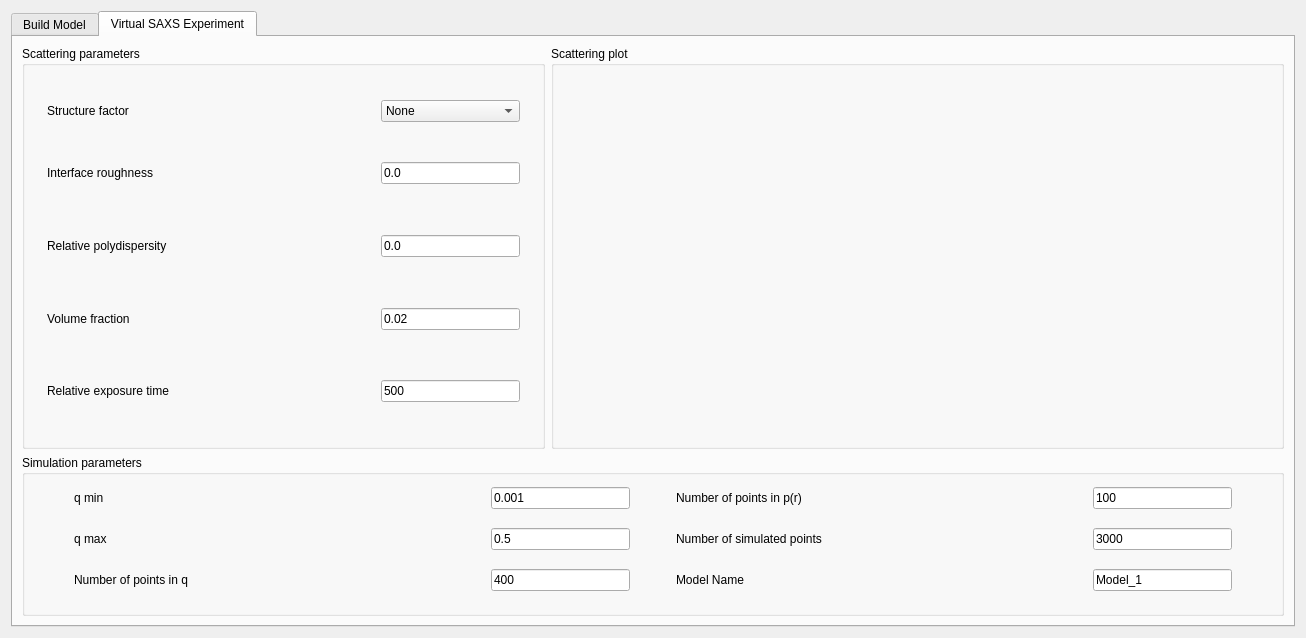
Old version of the form src/sas/qtgui/Calculators/Shape2SAS/UI/DesignWindowUI.ui in the repository SasView/sasview.
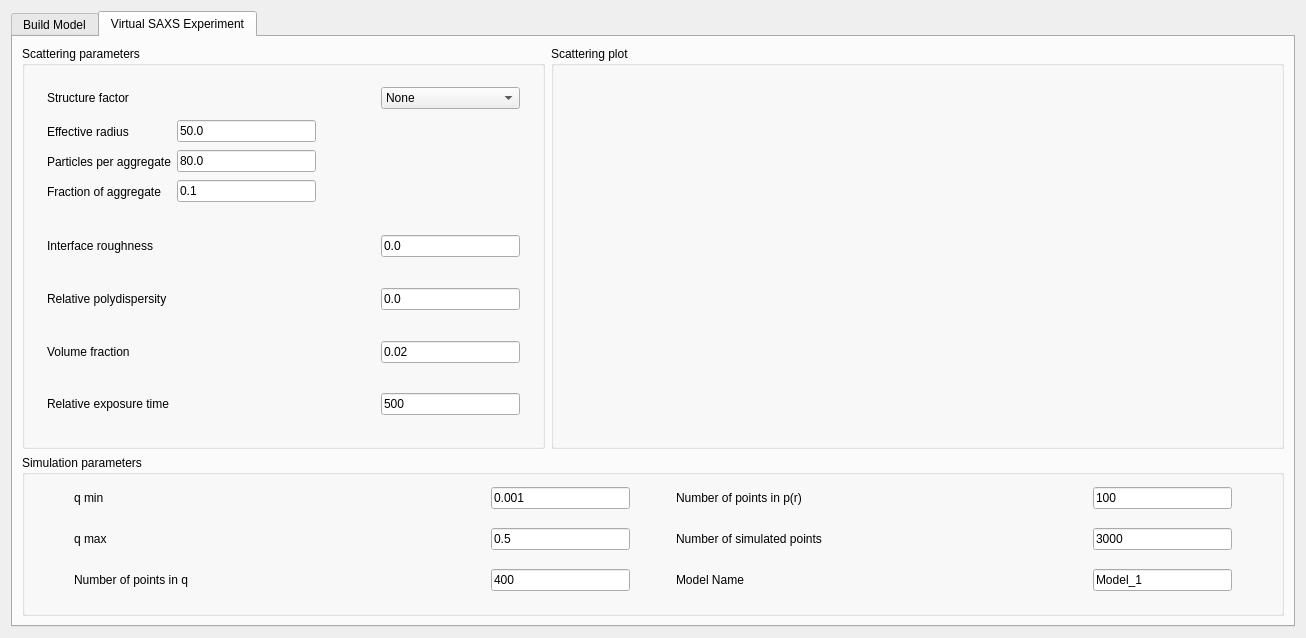
New version of the form. The open tabs and pages were chosen to show the change.

Commit message:
Revert "Replace fixed sized spacers from Shape2SAS SAXS window and replace them with expanding sections"
This reverts commit 6ff91f19a48f441d12c39415c6f725f0ac76bb8a.

Patch:
```diff
--- a/src/sas/qtgui/Calculators/Shape2SAS/UI/DesignWindowUI.ui
+++ b/src/sas/qtgui/Calculators/Shape2SAS/UI/DesignWindowUI.ui
@@ -51,9 +51,6 @@
            <layout class="QGridLayout" name="gridLayout_6">
             <item row="0" column="1">
              <spacer name="verticalSpacer_9">
-              <property name="orientation">
-               <enum>Qt::Vertical</enum>
-              </property>
               <property name="sizeHint" stdset="0">
                <size>
                 <width>20</width>
@@ -64,9 +61,6 @@
             </item>
             <item row="4" column="1">
              <spacer name="verticalSpacer_8">
-              <property name="orientation">
-               <enum>Qt::Vertical</enum>
-              </property>
               <property name="sizeHint" stdset="0">
                <size>
                 <width>20</width>
@@ -77,9 +71,6 @@
             </item>
             <item row="2" column="1">
              <spacer name="verticalSpacer_7">
-              <property name="orientation">
-               <enum>Qt::Vertical</enum>
-              </property>
               <property name="sizeHint" stdset="0">
                <size>
                 <width>20</width>
@@ -396,9 +387,6 @@
             </item>
             <item row="1" column="4">
              <spacer name="horizontalSpacer_7">
-              <property name="orientation">
-               <enum>Qt::Vertical</enum>
-              </property>
               <property name="sizeHint" stdset="0">
                <size>
                 <width>40</width>
@@ -409,9 +397,6 @@
             </item>
             <item row="1" column="0">
              <spacer name="horizontalSpacer">
-              <property name="orientation">
-               <enum>Qt::Vertical</enum>
-              </property>
               <property name="sizeHint" stdset="0">
                <size>
                 <width>40</width>
@@ -422,9 +407,6 @@
             </item>
             <item row="1" column="2">
              <spacer name="horizontalSpacer_5">
-              <property name="orientation">
-               <enum>Qt::Vertical</enum>
-              </property>
               <property name="sizeHint" stdset="0">
                <size>
                 <width>40</width>
@@ -435,9 +417,6 @@
             </item>
             <item row="6" column="1">
              <spacer name="verticalSpacer_10">
-              <property name="orientation">
-               <enum>Qt::Vertical</enum>
-              </property>
               <property name="sizeHint" stdset="0">
                <size>
                 <width>20</width>
@@ -465,11 +444,18 @@
          <layout class="QGridLayout" name="gridLayout_3">
           <item row="0" column="0">
            <layout class="QGridLayout" name="gridLayout_4">
-            <item row="0" column="2">
-             <spacer name="horizontalSpacer_12">
-              <property name="orientation">
-               <enum>Qt::Vertical</enum>
+            <item row="11" column="1">
+             <spacer name="verticalSpacer">
+              <property name="sizeHint" stdset="0">
+               <size>
+                <width>20</width>
+                <height>20</height>
+               </size>
               </property>
+             </spacer>
+            </item>
+            <item row="0" column="0">
+             <spacer name="horizontalSpacer_11">
               <property name="sizeHint" stdset="0">
                <size>
                 <width>13</width>
@@ -478,224 +464,6 @@
               </property>
              </spacer>
             </item>
-            <item row="3" column="1">
-             <layout class="QHBoxLayout" name="horizontalLayout_2" stretch="2,1,0">
-              <property name="spacing">
-               <number>0</number>
-              </property>
-              <property name="leftMargin">
-               <number>0</number>
-              </property>
-              <property name="topMargin">
-               <number>10</number>
-              </property>
-              <property name="bottomMargin">
-               <number>10</number>
-              </property>
-              <item>
-               <widget class="QLabel" name="label_12">
-                <property name="sizePolicy">
-                 <sizepolicy hsizetype="Preferred" vsizetype="Preferred">
-                  <horstretch>0</horstretch>
-                  <verstretch>0</verstretch>
-                 </sizepolicy>
-                </property>
-                <property name="text">
-                 <string>Interface roughness</string>
-                </property>
-               </widget>
-              </item>
-              <item>
-               <widget class="QLineEdit" name="interfaceRoughness">
-                <property name="sizePolicy">
-                 <sizepolicy hsizetype="Fixed" vsizetype="Fixed">
-                  <horstretch>0</horstretch>
-                  <verstretch>0</verstretch>
-                 </sizepolicy>
-                </property>
-                <property name="minimumSize">
-                 <size>
-                  <width>139</width>
-                  <height>22</height>
-                 </size>
-                </property>
-                <property name="maximumSize">
-                 <size>
-                  <width>139</width>
-                  <height>22</height>
-                 </size>
-                </property>
-                <property name="toolTip">
-                 <string>Interface roughness for non-sharp edges between subunits. Min: 0.0 (no roughness), max: 15.0</string>
-                </property>
-                <property name="text">
-                 <string>0.0</string>
-                </property>
-               </widget>
-              </item>
-              <item>
-               <spacer name="horizontalSpacer_4">
-                <property name="orientation">
-                 <enum>Qt::Vertical</enum>
-                </property>
-                <property name="sizeHint" stdset="0">
-                 <size>
-                  <width>0</width>
-                  <height>20</height>
-                 </size>
-                </property>
-               </spacer>
-              </item>
-             </layout>
-            </item>
-            <item row="2" column="1">
-             <spacer name="verticalSpacer_3">
-              <property name="orientation">
-               <enum>Qt::Vertical</enum>
-              </property>
-              <property name="sizeHint" stdset="0">
-               <size>
-                <width>266</width>
-                <height>13</height>
-               </size>
-              </property>
-             </spacer>
-            </item>
-            <item row="8" column="1">
-             <spacer name="verticalSpacer_6">
-              <property name="orientation">
-               <enum>Qt::Vertical</enum>
-              </property>
-              <property name="sizeHint" stdset="0">
-               <size>
-                <width>266</width>
-                <height>13</height>
-               </size>
-              </property>
-             </spacer>
-            </item>
-            <item row="5" column="1">
-             <layout class="QHBoxLayout" name="horizontalLayout_3" stretch="2,1,0">
-              <property name="topMargin">
-               <number>10</number>
-              </property>
-              <property name="bottomMargin">
-               <number>10</number>
-              </property>
-              <item>
-               <widget class="QLabel" name="label_14">
-                <property name="sizePolicy">
-                 <sizepolicy hsizetype="Preferred" vsizetype="Preferred">
-                  <horstretch>0</horstretch>
-                  <verstretch>0</verstretch>
-                 </sizepolicy>
-                </property>
-                <property name="text">
-                 <string>Relative polydispersity</string>
-                </property>
-               </widget>
-              </item>
-              <item>
-               <widget class="QLineEdit" name="polydispersity">
-                <property name="sizePolicy">
-                 <sizepolicy hsizetype="Fixed" vsizetype="Fixed">
-                  <horstretch>0</horstretch>
-                  <verstretch>0</verstretch>
-                 </sizepolicy>
-                </property>
-                <property name="minimumSize">
-                 <size>
-                  <width>139</width>
-                  <height>22</height>
-                 </size>
-                </property>
-                <property name="maximumSize">
-                 <size>
-                  <width>139</width>
-                  <height>22</height>
-                 </size>
-                </property>
-                <property name="toolTip">
-                 <string>Relative polydispersity. Min: 0.0 (monodisperse), max: 0.3</string>
-                </property>
-                <property name="text">
-                 <string>0.0</string>
-                </property>
-               </widget>
-              </item>
-              <item>
-               <spacer name="horizontalSpacer_6">
-                <property name="orientation">
-                 <enum>Qt::Vertical</enum>
-                </property>
-                <property name="sizeHint" stdset="0">
-                 <size>
-                  <width>0</width>
-                  <height>20</height>
-                 </size>
-                </property>
-               </spacer>
-              </item>
-             </layout>
-            </item>
-            <item row="9" column="1">
-             <layout class="QHBoxLayout" name="horizontalLayout_5" stretch="2,1,0">
-              <property name="topMargin">
-               <number>10</number>
-              </property>
-              <property name="bottomMargin">
-               <number>10</number>
-              </property>
-              <item>
-               <widget class="QLabel" name="label_9">
-                <property name="text">
-                 <string>Relative exposure time</string>
-                </property>
-               </widget>
-              </item>
-              <item>
-               <widget class="QLineEdit" name="exposureTime">
-                <property name="sizePolicy">
-                 <sizepolicy hsizetype="Fixed" vsizetype="Fixed">
-                  <horstretch>0</horstretch>
-                  <verstretch>0</verstretch>
-                 </sizepolicy>
-                </property>
-                <property name="minimumSize">
-                 <size>
-                  <width>139</width>
-                  <height>22</height>
-                 </size>
-                </property>
-                <property name="maximumSize">
-                 <size>
-                  <width>139</width>
-                  <height>22</height>
-                 </size>
-                </property>
-                <property name="toolTip">
-                 <string>&lt;html&gt;&lt;head/&gt;&lt;body&gt;&lt;p&gt;The exposure time is normalised out in the simulated intensity, but it will affect the noise level of data.&lt;/p&gt;&lt;p&gt;Typical values when using default model parameters: synchrotron SAXS: 100-500, home-source SAXS: 10-50.&lt;/p&gt;&lt;/body&gt;&lt;/html&gt;</string>
-                </property>
-                <property name="text">
-                 <string>500</string>
-                </property>
-               </widget>
-              </item>
-              <item>
-               <spacer name="horizontalSpacer_10">
-                <property name="orientation">
-                 <enum>Qt::Vertical</enum>
-                </property>
-                <property name="sizeHint" stdset="0">
-                 <size>
-                  <width>0</width>
-                  <height>20</height>
-                 </size>
-                </property>
-               </spacer>
-              </item>
-             </layout>
-            </item>
             <item row="1" column="1">
              <layout class="QHBoxLayout" name="horizontalLayout" stretch="2,1">
               <property name="spacing">
@@ -764,9 +532,6 @@
             </item>
             <item row="0" column="1">
              <spacer name="verticalSpacer_2">
-              <property name="orientation">
-               <enum>Qt::Vertical</enum>
-              </property>
               <property name="sizeHint" stdset="0">
                <size>
                 <width>20</width>
@@ -775,33 +540,17 @@
               </property>
              </spacer>
             </item>
-            <item row="4" column="1">
-             <spacer name="verticalSpacer_4">
-              <property name="orientation">
-               <enum>Qt::Vertical</enum>
-              </property>
-              <property name="sizeHint" stdset="0">
-               <size>
-                <width>266</width>
-                <height>13</height>
-               </size>
-              </property>
-             </spacer>
-            </item>
-            <item row="0" column="0">
-             <spacer name="horizontalSpacer_11">
-              <property name="orientation">
-               <enum>Qt::Vertical</enum>
-              </property>
-              <property name="sizeHint" stdset="0">
-               <size>
-                <width>13</width>
-                <height>17</height>
-               </size>
-              </property>
-             </spacer>
-            </item>
             <item row="7" column="1">
+             <spacer name="verticalSpacer_5">
+              <property name="sizeHint" stdset="0">
+               <size>
+                <width>266</width>
+                <height>13</height>
+               </size>
+              </property>
+             </spacer>
+            </item>
+            <item row="8" column="1">
              <layout class="QHBoxLayout" name="horizontalLayout_4" stretch="2,1,0">
               <property name="topMargin">
                <number>10</number>
@@ -846,9 +595,6 @@
               </item>
               <item>
                <spacer name="horizontalSpacer_8">
-                <property name="orientation">
-                 <enum>Qt::Vertical</enum>
-                </property>
                 <property name="sizeHint" stdset="0">
                  <size>
                   <width>0</width>
@@ -859,24 +605,509 @@
               </item>
              </layout>
             </item>
+            <item row="0" column="2">
+             <spacer name="horizontalSpacer_12">
+              <property name="sizeHint" stdset="0">
+               <size>
+                <width>13</width>
+                <height>17</height>
+               </size>
+              </property>
+             </spacer>
+            </item>
             <item row="10" column="1">
-             <spacer name="verticalSpacer">
-              <property name="orientation">
-               <enum>Qt::Vertical</enum>
+             <layout class="QHBoxLayout" name="horizontalLayout_5" stretch="2,1,0">
+              <property name="topMargin">
+               <number>10</number>
               </property>
+              <property name="bottomMargin">
+               <number>10</number>
+              </property>
+              <item>
+               <widget class="QLabel" name="label_9">
+                <property name="text">
+                 <string>Relative exposure time</string>
+                </property>
+               </widget>
+              </item>
+              <item>
+               <widget class="QLineEdit" name="exposureTime">
+                <property name="sizePolicy">
+                 <sizepolicy hsizetype="Fixed" vsizetype="Fixed">
+                  <horstretch>0</horstretch>
+                  <verstretch>0</verstretch>
+                 </sizepolicy>
+                </property>
+                <property name="minimumSize">
+                 <size>
+                  <width>139</width>
+                  <height>22</height>
+                 </size>
+                </property>
+                <property name="maximumSize">
+                 <size>
+                  <width>139</width>
+                  <height>22</height>
+                 </size>
+                </property>
+                <property name="toolTip">
+                 <string>&lt;html&gt;&lt;head/&gt;&lt;body&gt;&lt;p&gt;The exposure time is normalised out in the simulated intensity, but it will affect the noise level of data.&lt;/p&gt;&lt;p&gt;Typical values when using default model parameters: synchrotron SAXS: 100-500, home-source SAXS: 10-50.&lt;/p&gt;&lt;/body&gt;&lt;/html&gt;</string>
+                </property>
+                <property name="text">
+                 <string>500</string>
+                </property>
+               </widget>
+              </item>
+              <item>
+               <spacer name="horizontalSpacer_10">
+                <property name="sizeHint" stdset="0">
+                 <size>
+                  <width>0</width>
+                  <height>20</height>
+                 </size>
+                </property>
+               </spacer>
+              </item>
+             </layout>
+            </item>
+            <item row="3" column="1">
+             <spacer name="verticalSpacer_3">
               <property name="sizeHint" stdset="0">
                <size>
-                <width>20</width>
-                <height>20</height>
+                <width>266</width>
+                <height>13</height>
                </size>
               </property>
              </spacer>
             </item>
+            <item row="4" column="1">
+             <layout class="QHBoxLayout" name="horizontalLayout_2" stretch="2,1,0">
+              <property name="spacing">
+               <number>0</number>
+              </property>
+              <property name="leftMargin">
+               <number>0</number>
+              </property>
+              <property name="topMargin">
+               <number>10</number>
+              </property>
+              <property name="bottomMargin">
+               <number>10</number>
+              </property>
+              <item>
+               <widget class="QLabel" name="label_12">
+                <property name="sizePolicy">
+                 <sizepolicy hsizetype="Preferred" vsizetype="Preferred">
+                  <horstretch>0</horstretch>
+                  <verstretch>0</verstretch>
+                 </sizepolicy>
+                </property>
+                <property name="text">
+                 <string>Interface roughness</string>
+                </property>
+               </widget>
+              </item>
+              <item>
+               <widget class="QLineEdit" name="interfaceRoughness">
+                <property name="sizePolicy">
+                 <sizepolicy hsizetype="Fixed" vsizetype="Fixed">
+                  <horstretch>0</horstretch>
+                  <verstretch>0</verstretch>
+                 </sizepolicy>
+                </property>
+                <property name="minimumSize">
+                 <size>
+                  <width>139</width>
+                  <height>22</height>
+                 </size>
+                </property>
+                <property name="maximumSize">
+                 <size>
+                  <width>139</width>
+                  <height>22</height>
+                 </size>
+                </property>
+                <property name="toolTip">
+                 <string>Interface roughness for non-sharp edges between subunits. Min: 0.0 (no roughness), max: 15.0</string>
+                </property>
+                <property name="text">
+                 <string>0.0</string>
+                </property>
+               </widget>
+              </item>
+              <item>
+               <spacer name="horizontalSpacer_4">
+                <property name="sizeHint" stdset="0">
+                 <size>
+                  <width>0</width>
+                  <height>20</height>
+                 </size>
+                </property>
+               </spacer>
+              </item>
+             </layout>
+            </item>
             <item row="6" column="1">
-             <spacer name="verticalSpacer_5">
-              <property name="orientation">
-               <enum>Qt::Vertical</enum>
+             <layout class="QHBoxLayout" name="horizontalLayout_3" stretch="2,1,0">
+              <property name="topMargin">
+               <number>10</number>
               </property>
+              <property name="bottomMargin">
+               <number>10</number>
+              </property>
+              <item>
+               <widget class="QLabel" name="label_14">
+                <property name="sizePolicy">
+                 <sizepolicy hsizetype="Preferred" vsizetype="Preferred">
+                  <horstretch>0</horstretch>
+                  <verstretch>0</verstretch>
+                 </sizepolicy>
+                </property>
+                <property name="text">
+                 <string>Relative polydispersity</string>
+                </property>
+               </widget>
+              </item>
+              <item>
+               <widget class="QLineEdit" name="polydispersity">
+                <property name="sizePolicy">
+                 <sizepolicy hsizetype="Fixed" vsizetype="Fixed">
+                  <horstretch>0</horstretch>
+                  <verstretch>0</verstretch>
+                 </sizepolicy>
+                </property>
+                <property name="minimumSize">
+                 <size>
+                  <width>139</width>
+                  <height>22</height>
+                 </size>
+                </property>
+                <property name="maximumSize">
+                 <size>
+                  <width>139</width>
+                  <height>22</height>
+                 </size>
+                </property>
+                <property name="toolTip">
+                 <string>Relative polydispersity. Min: 0.0 (monodisperse), max: 0.3</string>
+                </property>
+                <property name="text">
+                 <string>0.0</string>
+                </property>
+               </widget>
+              </item>
+              <item>
+               <spacer name="horizontalSpacer_6">
+                <property name="sizeHint" stdset="0">
+                 <size>
+                  <width>0</width>
+                  <height>20</height>
+                 </size>
+                </property>
+               </spacer>
+              </item>
+             </layout>
+            </item>
+            <item row="2" column="1">
+             <widget class="QStackedWidget" name="stackedWidget">
+              <property name="minimumSize">
+               <size>
+                <width>0</width>
+                <height>100</height>
+               </size>
+              </property>
+              <property name="maximumSize">
+               <size>
+                <width>160000</width>
+                <height>100</height>
+               </size>
+              </property>
+              <property name="frameShape">
+               <enum>QFrame::NoFrame</enum>
+              </property>
+              <property name="lineWidth">
+               <number>1</number>
+              </property>
+              <property name="currentIndex">
+               <number>0</number>
+              </property>
+              <widget class="QWidget" name="page"/>
+              <widget class="QWidget" name="page_3">
+               <widget class="QWidget" name="horizontalLayoutWidget_6">
+                <property name="geometry">
+                 <rect>
+                  <x>0</x>
+                  <y>10</y>
+                  <width>269</width>
+                  <height>33</height>
+                 </rect>
+                </property>
+                <layout class="QHBoxLayout" name="horizontalLayout_6" stretch="2,0,0">
+                 <property name="spacing">
+                  <number>0</number>
+                 </property>
+                 <property name="topMargin">
+                  <number>0</number>
+                 </property>
+                 <property name="bottomMargin">
+                  <number>0</number>
+                 </property>
+                 <item>
+                  <widget class="QLabel" name="label_1">
+                   <property name="sizePolicy">
+                    <sizepolicy hsizetype="Preferred" vsizetype="Preferred">
+                     <horstretch>0</horstretch>
+                     <verstretch>0</verstretch>
+                    </sizepolicy>
+                   </property>
+                   <property name="text">
+                    <string>Hard sphere radius</string>
+                   </property>
+                  </widget>
+                 </item>
+                 <item>
+                  <widget class="QLineEdit" name="hardSphereRadius">
+                   <property name="sizePolicy">
+                    <sizepolicy hsizetype="Fixed" vsizetype="Fixed">
+                     <horstretch>0</horstretch>
+                     <verstretch>0</verstretch>
+                    </sizepolicy>
+                   </property>
+                   <property name="minimumSize">
+                    <size>
+                     <width>139</width>
+                     <height>22</height>
+                    </size>
+                   </property>
+                   <property name="maximumSize">
+                    <size>
+                     <width>139</width>
+                     <height>22</height>
+                    </size>
+                   </property>
+                   <property name="toolTip">
+                    <string>&lt;html&gt;&lt;head/&gt;&lt;body&gt;&lt;p&gt;Hard sphere interaction radius&lt;/p&gt;&lt;/body&gt;&lt;/html&gt;</string>
+                   </property>
+                   <property name="text">
+                    <string>50.0</string>
+                   </property>
+                  </widget>
+                 </item>
+                 <item>
+                  <spacer name="horizontalSpacer_3">
+                   <property name="sizeHint" stdset="0">
+                    <size>
+                     <width>0</width>
+                     <height>20</height>
+                    </size>
+                   </property>
+                  </spacer>
+                 </item>
+                </layout>
+               </widget>
+              </widget>
+              <widget class="QWidget" name="page_4">
+               <widget class="QWidget" name="horizontalLayoutWidget_9">
+                <property name="geometry">
+                 <rect>
+                  <x>0</x>
+                  <y>0</y>
+                  <width>269</width>
+                  <height>33</height>
+                 </rect>
+                </property>
+                <layout class="QHBoxLayout" name="horizontalLayout_10" stretch="0,0">
+                 <property name="spacing">
+                  <number>0</number>
+                 </property>
+                 <property name="topMargin">
+                  <number>0</number>
+                 </property>
+                 <property name="bottomMargin">
+                  <number>0</number>
+                 </property>
+                 <item>
+                  <widget class="QLabel" name="label_5">
+                   <property name="sizePolicy">
+                    <sizepolicy hsizetype="Preferred" vsizetype="Preferred">
+                     <horstretch>0</horstretch>
+                     <verstretch>0</verstretch>
+                    </sizepolicy>
+                   </property>
+                   <property name="text">
+                    <string>Effective radius</string>
+                   </property>
+                  </widget>
+                 </item>
+                 <item>
+                  <widget class="QLineEdit" name="EffctiveRadius">
+                   <property name="sizePolicy">
+                    <sizepolicy hsizetype="Fixed" vsizetype="Fixed">
+                     <horstretch>0</horstretch>
+                     <verstretch>0</verstretch>
+                    </sizepolicy>
+                   </property>
+                   <property name="minimumSize">
+                    <size>
+                     <width>139</width>
+                     <height>22</height>
+                    </size>
+                   </property>
+                   <property name="maximumSize">
+                    <size>
+                     <width>139</width>
+                     <height>22</height>
+                    </size>
+                   </property>
+                   <property name="toolTip">
+                    <string>&lt;html&gt;&lt;head/&gt;&lt;body&gt;&lt;p&gt;Effective radius of each particle in aggregate.&lt;/p&gt;&lt;/body&gt;&lt;/html&gt;</string>
+                   </property>
+                   <property name="text">
+                    <string>50.0</string>
+                   </property>
+                  </widget>
+                 </item>
+                </layout>
+               </widget>
+               <widget class="QWidget" name="horizontalLayoutWidget_10">
+                <property name="geometry">
+                 <rect>
+                  <x>0</x>
+                  <y>30</y>
+                  <width>269</width>
+                  <height>33</height>
+                 </rect>
+                </property>
+                <layout class="QHBoxLayout" name="horizontalLayout_11" stretch="0,0">
+                 <property name="spacing">
+                  <number>0</number>
+                 </property>
+                 <property name="topMargin">
+                  <number>0</number>
+                 </property>
+                 <property name="bottomMargin">
+                  <number>0</number>
+                 </property>
+                 <item>
+                  <widget class="QLabel" name="label_8">
+                   <property name="sizePolicy">
+                    <sizepolicy hsizetype="Preferred" vsizetype="Preferred">
+                     <horstretch>0</horstretch>
+                     <verstretch>0</verstretch>
+                    </sizepolicy>
+                   </property>
+                   <property name="text">
+                    <string>Particles per aggregate</string>
+                   </property>
+                  </widget>
+                 </item>
+                 <item>
+                  <widget class="QLineEdit" name="particlePerAggregate">
+                   <property name="sizePolicy">
+                    <sizepolicy hsizetype="Fixed" vsizetype="Fixed">
+                     <horstretch>0</horstretch>
+                     <verstretch>0</verstretch>
+                    </sizepolicy>
+                   </property>
+                   <property name="minimumSize">
+                    <size>
+                     <width>139</width>
+                     <height>22</height>
+                    </size>
+                   </property>
+                   <property name="maximumSize">
+                    <size>
+                     <width>139</width>
+                     <height>22</height>
+                    </size>
+                   </property>
+                   <property name="toolTip">
+                    <string>&lt;html&gt;&lt;head/&gt;&lt;body&gt;&lt;p&gt;Number of particles per aggregate.&lt;/p&gt;&lt;/body&gt;&lt;/html&gt;</string>
+                   </property>
+                   <property name="text">
+                    <string>80.0</string>
+                   </property>
+                  </widget>
+                 </item>
+                </layout>
+               </widget>
+               <widget class="QWidget" name="horizontalLayoutWidget_8">
+                <property name="geometry">
+                 <rect>
+                  <x>0</x>
+                  <y>60</y>
+                  <width>269</width>
+                  <height>33</height>
+                 </rect>
+                </property>
+                <layout class="QHBoxLayout" name="horizontalLayout_8" stretch="0,0">
+                 <property name="spacing">
+                  <number>0</number>
+                 </property>
+                 <property name="topMargin">
+                  <number>0</number>
+                 </property>
+                 <property name="bottomMargin">
+                  <number>0</number>
+                 </property>
+                 <item>
+                  <widget class="QLabel" name="label_3">
+                   <property name="sizePolicy">
+                    <sizepolicy hsizetype="Preferred" vsizetype="Preferred">
+                     <horstretch>0</horstretch>
+                     <verstretch>0</verstretch>
+                    </sizepolicy>
+                   </property>
+                   <property name="text">
+                    <string>Fraction of aggregate</string>
+                   </property>
+                  </widget>
+                 </item>
+                 <item>
+                  <widget class="QLineEdit" name="aggregateFrac">
+                   <property name="sizePolicy">
+                    <sizepolicy hsizetype="Fixed" vsizetype="Fixed">
+                     <horstretch>0</horstretch>
+                     <verstretch>0</verstretch>
+                    </sizepolicy>
+                   </property>
+                   <property name="minimumSize">
+                    <size>
+                     <width>139</width>
+                     <height>22</height>
+                    </size>
+                   </property>
+                   <property name="maximumSize">
+                    <size>
+                     <width>139</width>
+                     <height>22</height>
+                    </size>
+                   </property>
+                   <property name="toolTip">
+                    <string>&lt;html&gt;&lt;head/&gt;&lt;body&gt;&lt;p&gt;Fraction of particles that are in aggregated form.&lt;/p&gt;&lt;/body&gt;&lt;/html&gt;</string>
+                   </property>
+                   <property name="text">
+                    <string>0.1</string>
+                   </property>
+                  </widget>
+                 </item>
+                </layout>
+               </widget>
+              </widget>
+             </widget>
+            </item>
+            <item row="9" column="1">
+             <spacer name="verticalSpacer_6">
+              <property name="sizeHint" stdset="0">
+               <size>
+                <width>266</width>
+                <height>13</height>
+               </size>
+              </property>
+             </spacer>
+            </item>
+            <item row="5" column="1">
+             <spacer name="verticalSpacer_4">
               <property name="sizeHint" stdset="0">
                <size>
                 <width>266</width>
```
